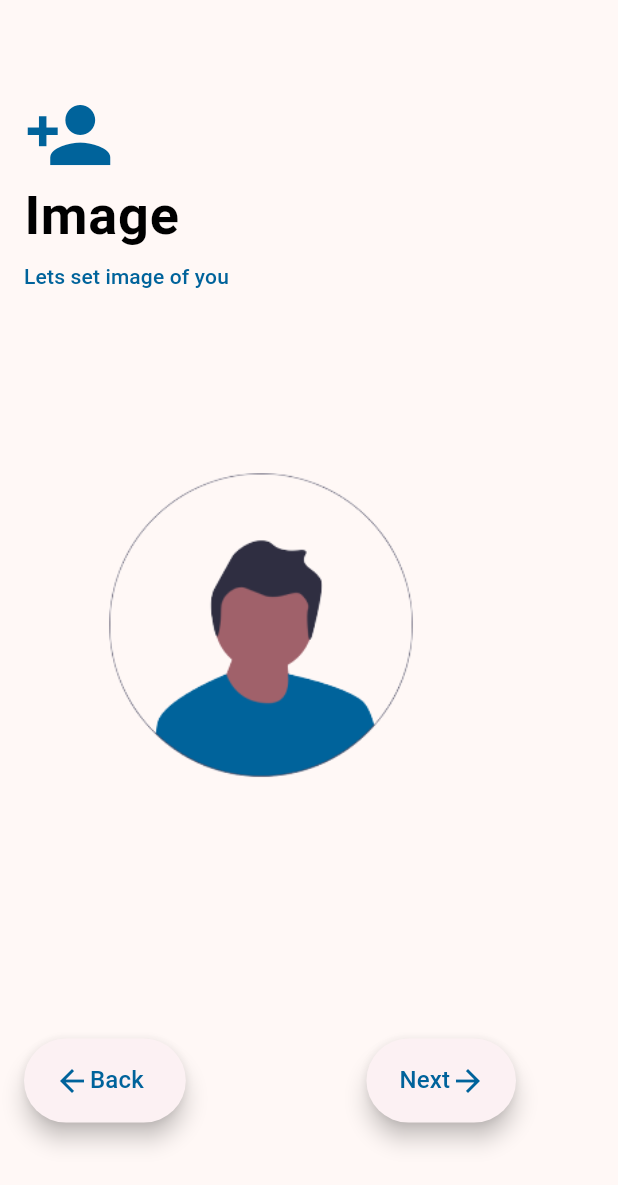
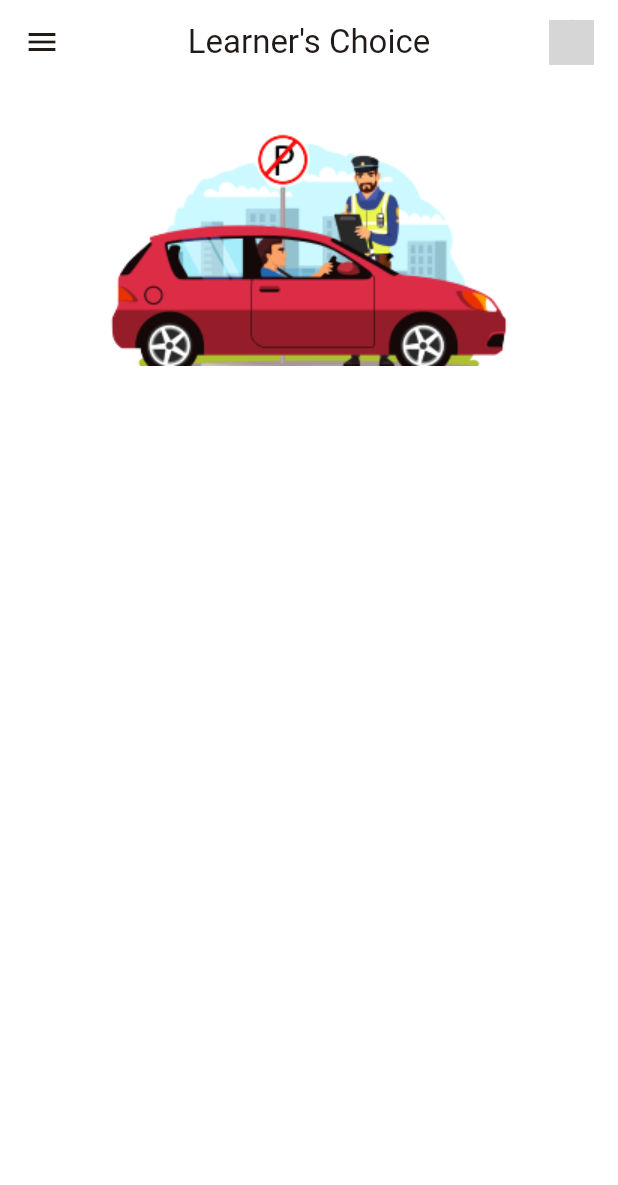
Before and after one commit to sacrilegioushero220/Learners-Choice-App, a Flutter app: the screen it shows after launch, on a phone screen of 412 x 824 dp. Shown: the top 1185 px of the screen. Run offline on Flutter 3.47's test engine with Material 2 defaults, Android fonts, the phone set to English and light mode, and no system bars; our stand-ins replace google_fonts; grey boxes are pictures that could not be loaded.

Commit message:
Appbar Added, car image added in HomeScreen

```diff
--- a/lib/app.dart
+++ b/lib/app.dart
@@ -1,8 +1,8 @@
 import 'package:flutter/material.dart';
 import 'package:learners_choice_app/core/Theme/color_schemes.g.dart';
 import 'package:learners_choice_app/core/Theme/text_theme.dart';
-import 'package:learners_choice_app/features/Intro/Presentation/UI/image_screen.dart';
-import 'package:learners_choice_app/features/Intro/Presentation/UI/name_screen.dart';
+
+import 'package:learners_choice_app/features/Intro/home/presentation/home_screen.dart';
 
 class App extends StatelessWidget {
   const App({super.key});
@@ -16,9 +16,7 @@ class App extends StatelessWidget {
           textTheme: CustomTextTheme.customDarkTextTheme),
       // darkTheme: ThemeData(useMaterial3: true, colorScheme: da rkColorScheme),
       home: const Scaffold(
-        body: Center(
-          child: ImageScreen(),
-        ),
+        body: HomeScreen(),
       ),
       debugShowCheckedModeBanner: false,
     );
--- a/lib/core/constants/text.dart
+++ b/lib/core/constants/text.dart
@@ -18,3 +18,7 @@ String mobileLogo = "assets/Images/namescreen/mobile.png";
 String imageAvatar = "assets/Images/imagescreen/ImageAvatar.png";
 String imageTitle = "Image";
 String imageSubtitle = "Lets set image of you";
+
+//HomeScreen
+String carHomePage = "assets/Images/homescreen/car.png";
+String appBarTitle = "Learner's Choice";
--- /dev/null
+++ b/lib/features/Intro/home/presentation/home_screen.dart
@@ -0,0 +1,51 @@
+import 'package:flutter/material.dart';
+import 'package:learners_choice_app/core/constants/text.dart';
+import 'package:learners_choice_app/core/extensions/color_extention.dart';
+import 'package:learners_choice_app/features/Intro/Presentation/UI/name_screen.dart';
+
+class HomeScreen extends StatelessWidget {
+  const HomeScreen({super.key});
+
+  @override
+  Widget build(BuildContext context) {
+    return Scaffold(
+      backgroundColor: context.onPrimary,
+      appBar: AppBar(
+        elevation: 0,
+        backgroundColor: context.onPrimary,
+        leading: Builder(builder: (BuildContext context) {
+          return const Icon(Icons.menu);
+        }),
+        title: Text(appBarTitle),
+        centerTitle: true,
+        actions: const [
+          Padding(
+            padding: EdgeInsets.only(right: 16.0),
+            child: SizedBox(
+              width: 30,
+              height: 30,
+              child: CircleAvatar(
+                backgroundImage: AssetImage("assets/avatar.png"),
+              ),
+            ),
+          ),
+        ],
+      ),
+      body: SingleChildScrollView(
+        child: Column(
+          crossAxisAlignment: CrossAxisAlignment.stretch,
+          children: [
+            const SizedBox(
+              height: 30,
+            ),
+            buildImageWidget(
+              width: 298,
+              height: 158,
+              imagePath: carHomePage,
+            )
+          ],
+        ),
+      ),
+    );
+  }
+}
--- a/pubspec.yaml
+++ b/pubspec.yaml
@@ -22,3 +22,4 @@ flutter:
     - assets/
     - assets/Images/namescreen/
     - assets/Images/imagescreen/
+    - assets/Images/homescreen/
```
Also changed, not shown: assets/Images/homescreen/car.png, assets/Images/homescreen/carg.png (added).
